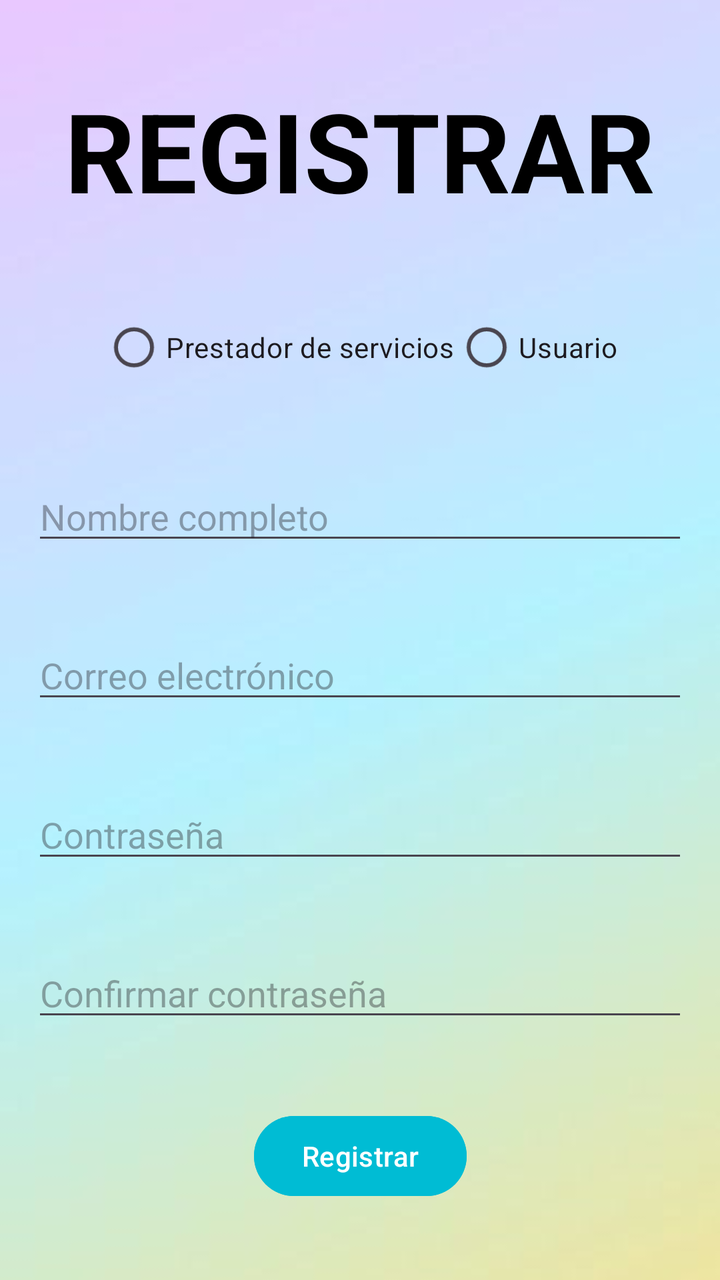
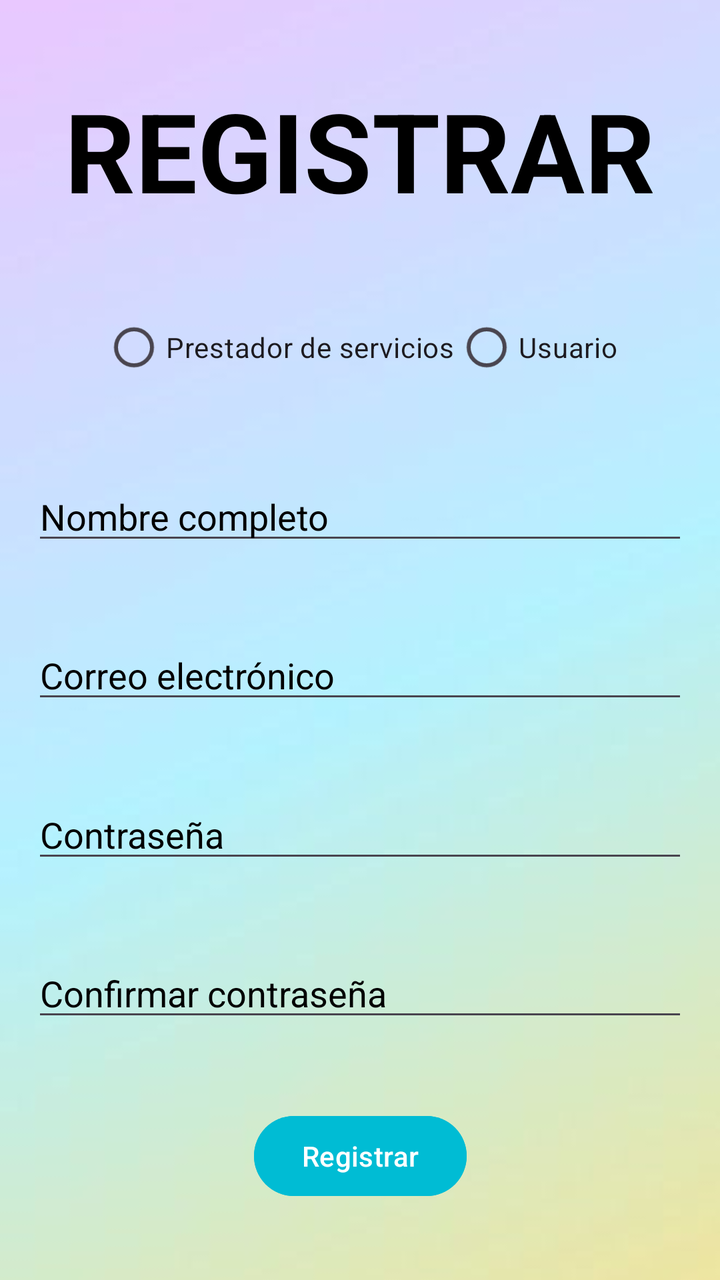

Screens rendered from an Android XML layout before and after an edit, with the pre-edit source and the edit as a unified diff.
<!-- AndroidManifest.xml: application theme Theme.Appp -->
<!-- res/layout/activity_registro.xml -->
<?xml version="1.0" encoding="utf-8"?>
<androidx.constraintlayout.widget.ConstraintLayout xmlns:android="http://schemas.android.com/apk/res/android"
xmlns:app="http://schemas.android.com/apk/res-auto"
xmlns:tools="http://schemas.android.com/tools"
android:id="@+id/registro"
android:layout_width="match_parent"
android:layout_height="match_parent"
tools:context=".Registro">

<ImageView
    android:id="@+id/imageView"
    android:layout_width="0dp"
    android:layout_height="0dp"
    android:scaleType="centerCrop"
    app:layout_constraintBottom_toBottomOf="parent"
    app:layout_constraintEnd_toEndOf="parent"
    app:layout_constraintStart_toStartOf="parent"
    app:layout_constraintTop_toTopOf="parent"
    app:srcCompat="@drawable/bdd4666fdcba42069e53862f98720581"
    tools:ignore="MissingConstraints" />

<TextView
    android:id="@+id/textView"
    android:layout_width="wrap_content"
    android:layout_height="wrap_content"
    android:text="REGISTRAR"
    android:textColor="#000000"
    android:textSize="55dp"
    android:textStyle="bold"
    app:layout_constraintBottom_toTopOf="@+id/radioGroup"
    app:layout_constraintEnd_toEndOf="parent"
    app:layout_constraintStart_toStartOf="parent"
    app:layout_constraintTop_toTopOf="parent"
    app:layout_constraintHorizontal_bias="0.5"
    app:layout_constraintVertical_bias="0.2" />

<RadioGroup
    android:id="@+id/radioGroup"
    android:layout_width="wrap_content"
    android:layout_height="wrap_content"
    android:orientation="horizontal"
    app:layout_constraintBottom_toTopOf="@+id/editTextFullName"
    app:layout_constraintEnd_toEndOf="parent"
    app:layout_constraintStart_toStartOf="parent"
    app:layout_constraintTop_toBottomOf="@+id/textView"
    app:layout_constraintHorizontal_bias="0.5"
    app:layout_constraintVertical_bias="0.3">

    <RadioButton
        android:id="@+id/radioButtonPrestador"
        android:layout_width="wrap_content"
        android:layout_height="wrap_content"
        android:text="Prestador de servicios" />

    <RadioButton
        android:id="@+id/radioButtonUsuario"
        android:layout_width="wrap_content"
        android:layout_height="wrap_content"
        android:text="Usuario" />
</RadioGroup>

<EditText
    android:id="@+id/editTextFullName"
    android:layout_width="0dp"
    android:layout_height="wrap_content"
    android:layout_marginEnd="16dp"
    android:layout_marginStart="16dp"
    android:hint="Nombre completo"
    android:inputType="textPersonName"
    app:layout_constraintBottom_toTopOf="@+id/editTextEmail"
    app:layout_constraintEnd_toEndOf="parent"
    app:layout_constraintStart_toStartOf="parent"
    app:layout_constraintTop_toBottomOf="@+id/radioGroup" />

<EditText
    android:id="@+id/editTextEmail"
    android:layout_width="0dp"
    android:layout_height="wrap_content"
    android:layout_marginEnd="16dp"
    android:layout_marginStart="16dp"
    android:hint="Correo electrónico"
    android:inputType="textEmailAddress"
    app:layout_constraintBottom_toTopOf="@+id/editTextPassword"
    app:layout_constraintEnd_toEndOf="parent"
    app:layout_constraintStart_toStartOf="parent"
    app:layout_constraintTop_toBottomOf="@+id/editTextFullName" />

<EditText
    android:id="@+id/editTextPassword"
    android:layout_width="0dp"
    android:layout_height="wrap_content"
    android:layout_marginEnd="16dp"
    android:layout_marginStart="16dp"
    android:hint="Contraseña"
    android:inputType="textPassword"
    app:layout_constraintBottom_toTopOf="@+id/editTextConfirmPassword"
    app:layout_constraintEnd_toEndOf="parent"
    app:layout_constraintStart_toStartOf="parent"
    app:layout_constraintTop_toBottomOf="@+id/editTextEmail" />

<EditText
    android:id="@+id/editTextConfirmPassword"
    android:layout_width="0dp"
    android:layout_height="wrap_content"
    android:layout_marginEnd="16dp"
    android:layout_marginStart="16dp"
    android:hint="Confirmar contraseña"
    android:inputType="textPassword"
    app:layout_constraintBottom_toTopOf="@+id/registerButton"
    app:layout_constraintEnd_toEndOf="parent"
    app:layout_constraintStart_toStartOf="parent"
    app:layout_constraintTop_toBottomOf="@+id/editTextPassword" />

<Button
    android:id="@+id/registerButton"
    android:layout_width="wrap_content"
    android:layout_height="wrap_content"
    android:backgroundTint="#00BCD4"
    android:text="Registrar"
    android:textColor="#FFFFFF"
    app:layout_constraintBottom_toBottomOf="parent"
    app:layout_constraintEnd_toEndOf="parent"
    app:layout_constraintStart_toStartOf="parent"
    app:layout_constraintTop_toBottomOf="@+id/editTextConfirmPassword" />

</androidx.constraintlayout.widget.ConstraintLayout>
<!-- resources referenced by this layout -->
<resources>
  <!-- drawable bdd4666fdcba42069e53862f98720581: jpg bitmap (drawable, 3754 bytes) -->
  <style name="Theme.Appp" parent="Base.Theme.Appp" />
  <style name="Base.Theme.Appp" parent="Theme.Material3.DayNight.NoActionBar">
          
          
      </style>
</resources>

<!-- the commit's change to res/layout/activity_registro.xml (unified diff, before → after) -->
@@ -50,13 +50,15 @@ tools:context=".Registro">
         android:id="@+id/radioButtonPrestador"
         android:layout_width="wrap_content"
         android:layout_height="wrap_content"
-        android:text="Prestador de servicios" />
+        android:text="Prestador de servicios"
+        android:textColorHint="@color/black"/>
 
     <RadioButton
         android:id="@+id/radioButtonUsuario"
         android:layout_width="wrap_content"
         android:layout_height="wrap_content"
-        android:text="Usuario" />
+        android:text="Usuario"
+        android:textColorHint="@color/black"/>
 </RadioGroup>
 
 <EditText
@@ -67,6 +69,7 @@ tools:context=".Registro">
     android:layout_marginStart="16dp"
     android:hint="Nombre completo"
     android:inputType="textPersonName"
+    android:textColorHint="@color/black"
     app:layout_constraintBottom_toTopOf="@+id/editTextEmail"
     app:layout_constraintEnd_toEndOf="parent"
     app:layout_constraintStart_toStartOf="parent"
@@ -80,6 +83,7 @@ tools:context=".Registro">
     android:layout_marginStart="16dp"
     android:hint="Correo electrónico"
     android:inputType="textEmailAddress"
+    android:textColorHint="@color/black"
     app:layout_constraintBottom_toTopOf="@+id/editTextPassword"
     app:layout_constraintEnd_toEndOf="parent"
     app:layout_constraintStart_toStartOf="parent"
@@ -93,6 +97,7 @@ tools:context=".Registro">
     android:layout_marginStart="16dp"
     android:hint="Contraseña"
     android:inputType="textPassword"
+    android:textColorHint="@color/black"
     app:layout_constraintBottom_toTopOf="@+id/editTextConfirmPassword"
     app:layout_constraintEnd_toEndOf="parent"
     app:layout_constraintStart_toStartOf="parent"
@@ -106,6 +111,7 @@ tools:context=".Registro">
     android:layout_marginStart="16dp"
     android:hint="Confirmar contraseña"
     android:inputType="textPassword"
+    android:textColorHint="@color/black"
     app:layout_constraintBottom_toTopOf="@+id/registerButton"
     app:layout_constraintEnd_toEndOf="parent"
     app:layout_constraintStart_toStartOf="parent"
<!-- resource entries referenced after the edit -->
@@ -1,5 +1,6 @@
 <!-- resources referenced by this layout -->
 <resources>
+  <color name="black">#FF000000</color>
   <!-- drawable bdd4666fdcba42069e53862f98720581: jpg bitmap (drawable, 3754 bytes) -->
   <style name="Theme.Appp" parent="Base.Theme.Appp" />
   <style name="Base.Theme.Appp" parent="Theme.Material3.DayNight.NoActionBar">
